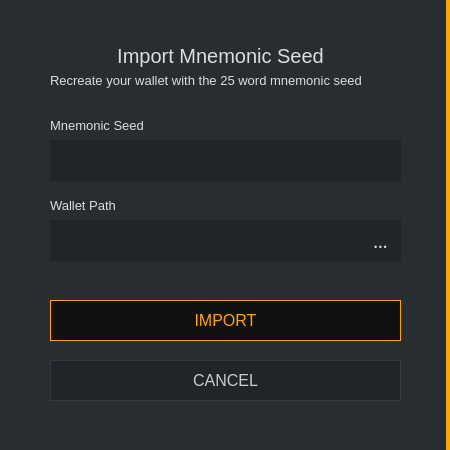
ConcealNetwork/conceal-desktop, file src/gui/ui/importseed.ui: the form before one commit.
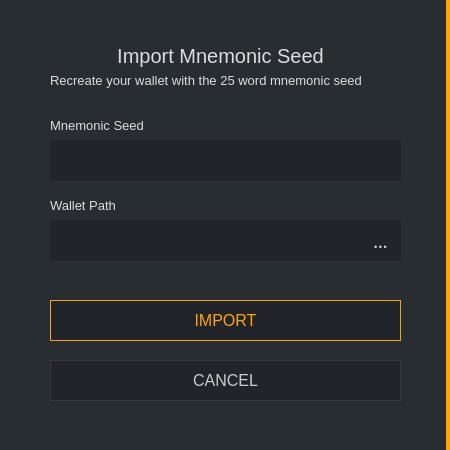
The form after the commit.

Commit message: Change button background color

The edit to the form file:
```diff
--- a/src/gui/ui/importseed.ui
+++ b/src/gui/ui/importseed.ui
@@ -198,7 +198,7 @@
      </font>
     </property>
     <property name="styleSheet">
-     <string notr="true">QPushButton#m_okButton {color: orange; background-color: #111111; border: 1px solid orange; font-size: 16px;}
+     <string notr="true">QPushButton#m_okButton {color: orange; background-color: #212529; border: 1px solid orange; font-size: 16px;}
 
 QPushButton#m_okButton:hover {color: orange; background-color: #111111; border: 2px solid orange; font-size: 16px;}</string>
     </property>
```
Left out of the diff: 2 changed lines with no effect on the pictures. The commit also changes 21 other files.
